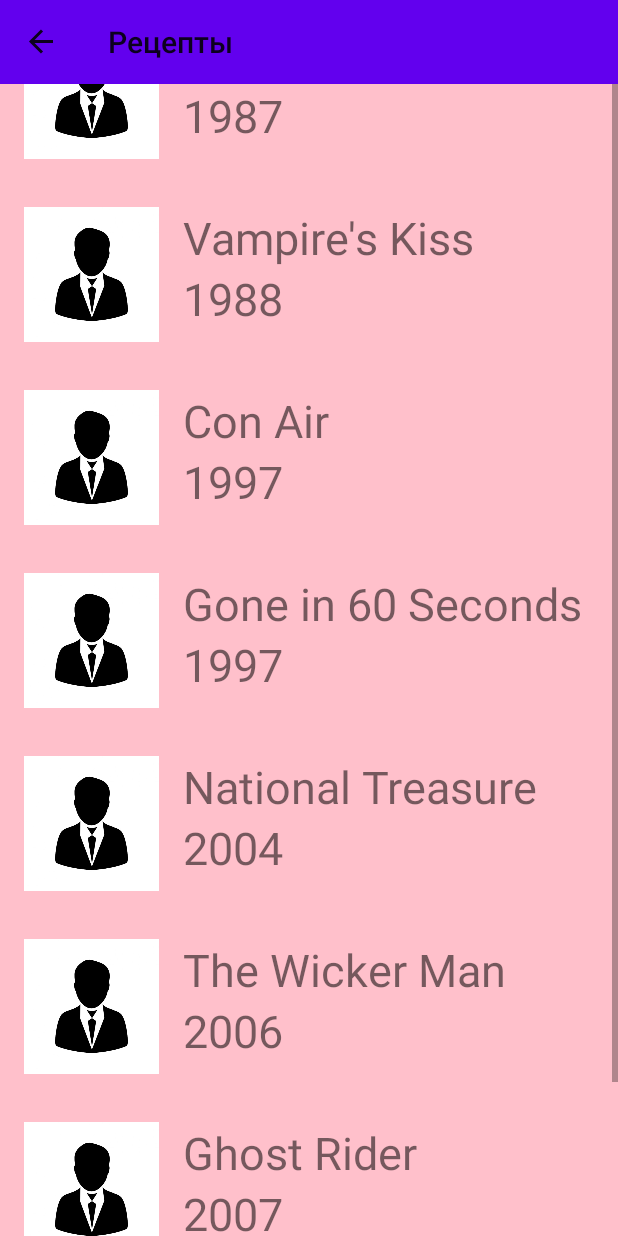
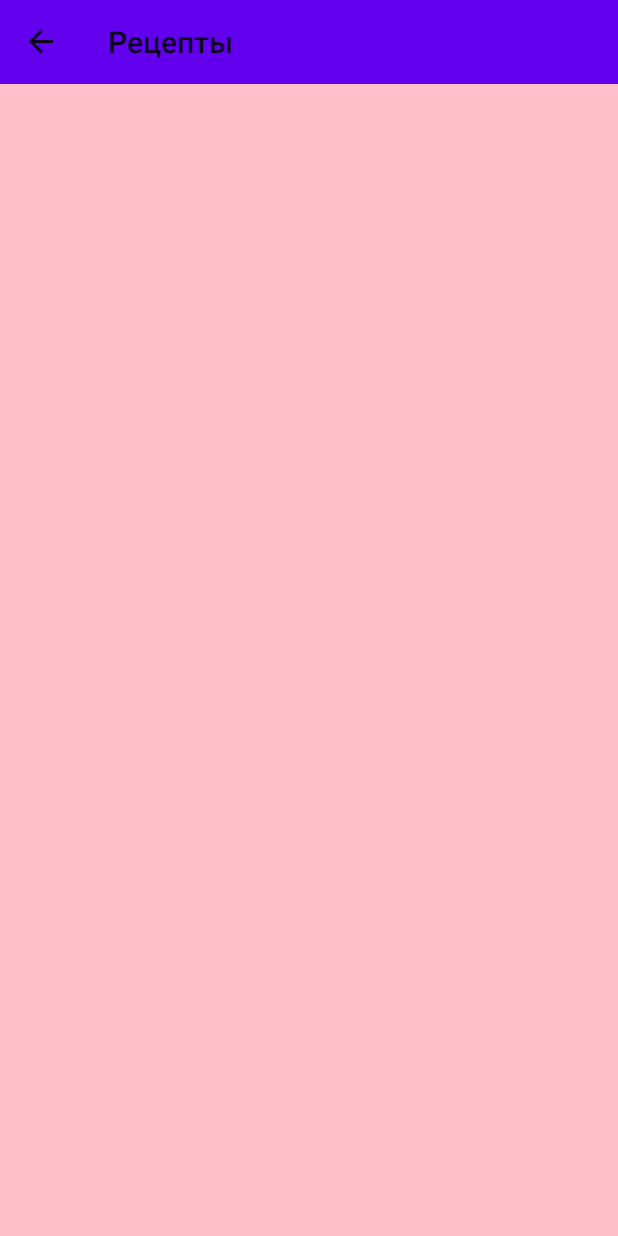
Before and after one commit to NikitaPetrenko17488/povar_v1, an Android app: the fragment5 screen opened through its navigation route, on a phone screen of 412 x 824 dp. Run offline under Robolectric (Android 15) with nearby library versions, the phone set to English and light mode, and no system bars; our stand-ins replace Firebase (no records; nobody signed in at launch, a user with empty details on screens opened directly), navigation-ui.

Commit message:
нихуя не понял но как-то recycle работает

```diff
--- a/app/src/main/java/com/example/povar/fragments/ViewRecepts.kt
+++ b/app/src/main/java/com/example/povar/fragments/ViewRecepts.kt
@@ -1,6 +1,5 @@
 package com.example.povar.fragments
 import DataAdapter
-import android.graphics.Movie
 import android.os.Bundle
 import android.view.LayoutInflater
 import android.view.View
@@ -9,7 +8,6 @@ import android.widget.TextView
 import android.widget.Toast
 import androidx.fragment.app.Fragment
 import androidx.recyclerview.widget.LinearLayoutManager
-import androidx.recyclerview.widget.ListAdapter
 import androidx.recyclerview.widget.RecyclerView
 import com.example.povar.R
 import com.example.povar.models.Recept
@@ -30,18 +28,9 @@ private var Massiv = mutableListOf<Recept>()
 
 class fragment5 : Fragment() {
 
-    private val mNicolasCageMovies = listOf(
-        Movie("Raising Arizona", 1987),
-        Movie("Vampire's Kiss", 1988),
-        Movie("Con Air", 1997),
-        Movie("Gone in 60 Seconds", 1997),
-        Movie("National Treasure", 2004),
-        Movie("The Wicker Man", 2006),
-        Movie("Ghost Rider", 2007),
-        Movie("Knowing", 2009)
-    )
 
-    data class Movie(val title: String, val year: Int)
+
+
 
     private var param1: String? = null
     private var param2: String? = null
@@ -65,8 +54,9 @@ class fragment5 : Fragment() {
 
     override fun onStart() {
         super.onStart()
+        initRecepts()
         create_recycle()
-        initRecepts()
+
 
     }
 
@@ -78,14 +68,15 @@ class fragment5 : Fragment() {
             mTitleView = itemView.findViewById(R.id.name_recept)
             mYearView = itemView.findViewById(R.id.formula_recept)
         }
-        fun bind(movie: Movie) {
-            mTitleView?.text = movie.title
-            mYearView?.text = movie.year.toString()
+        fun bind(movie: Recept) {
+            mTitleView?.text = movie.name
+            mYearView?.text = movie.formula
         }
     }
    fun create_recycle() {
 
             rv.apply {
+                 val mNicolasCageMovies: MutableList<Recept> =Massiv
                 layoutManager = LinearLayoutManager(activity)
                 adapter = DataAdapter(mNicolasCageMovies)
             }
@@ -104,16 +95,6 @@ class fragment5 : Fragment() {
 
                     }
 
-                    var count = 0
-
-                    for (index in Massiv.withIndex()) {
-                        TextViewView.text = String.format("%s%s%s%s", TextViewView.text, "Название: ", Massiv[count].name, "\n\n")
-                        TextViewView.text = String.format("%s%s%s%s", TextViewView.text, "Ингридиенты: ", Massiv[count].ingridients, "\n\n")
-                        TextViewView.text = String.format("%s%s%s%s", TextViewView.text, "Рецепт: ", Massiv[count].formula, "\n\n\n\n")
-                        count++
-                        //
-                    }
-                    Massiv.removeAll { true }
                 }
 
             })
--- a/app/src/main/java/com/example/povar/ui/DataAdapter.kt
+++ b/app/src/main/java/com/example/povar/ui/DataAdapter.kt
@@ -2,15 +2,16 @@ import android.view.LayoutInflater
 import android.view.ViewGroup
 import androidx.recyclerview.widget.RecyclerView
 import com.example.povar.fragments.fragment5
+import com.example.povar.models.Recept
 
-class DataAdapter(private val list: List<fragment5.Movie>)
+class DataAdapter(private val list: MutableList<Recept>)
     : RecyclerView.Adapter<fragment5.MovieViewHolder>() {
     override fun onCreateViewHolder(parent: ViewGroup, viewType: Int): fragment5.MovieViewHolder {
         val inflater = LayoutInflater.from(parent.context)
         return fragment5.MovieViewHolder(inflater, parent)
     }
     override fun onBindViewHolder(holder: fragment5.MovieViewHolder, position: Int) {
-        val movie: fragment5.Movie = list[position]
+        val movie: Recept = list[position]
         holder.bind(movie)
     }
     override fun getItemCount(): Int = list.size
--- a/app/src/main/res/layout/list_item.xml
+++ b/app/src/main/res/layout/list_item.xml
@@ -4,6 +4,7 @@
     android:orientation="horizontal"
     android:padding="16dp">
     <ImageView
+        android:layout_marginTop="95dp"
         android:id="@+id/image_src"
         android:layout_marginRight="16dp"
         android:layout_marginEnd="16dp"
@@ -13,6 +14,7 @@
         />
 
     <LinearLayout
+        android:layout_marginTop="95dp"
         android:orientation="horizontal"
         android:layout_width="match_parent"
         android:layout_height="wrap_content">
@@ -34,7 +36,7 @@
             android:layout_width="wrap_content"
             android:layout_height="wrap_content"
             android:text="@string/description"
-            android:textSize="30dp"/>
+            android:textSize="20dp"/>
 
 
         </LinearLayout>
```
